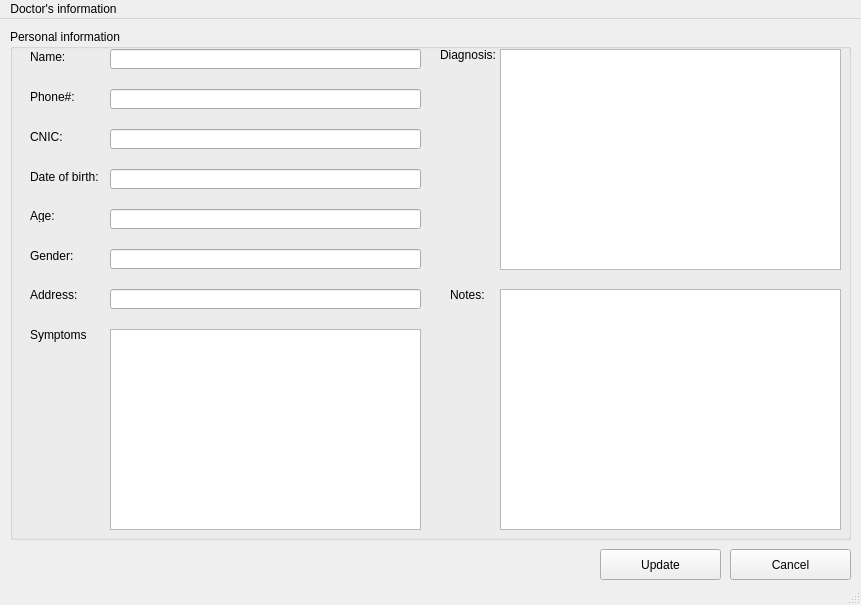
Qt form Screens/Doctor UpdateAppointment.ui (RaahimHash/DBMS-Project-UHU-Clinic) before a commit.
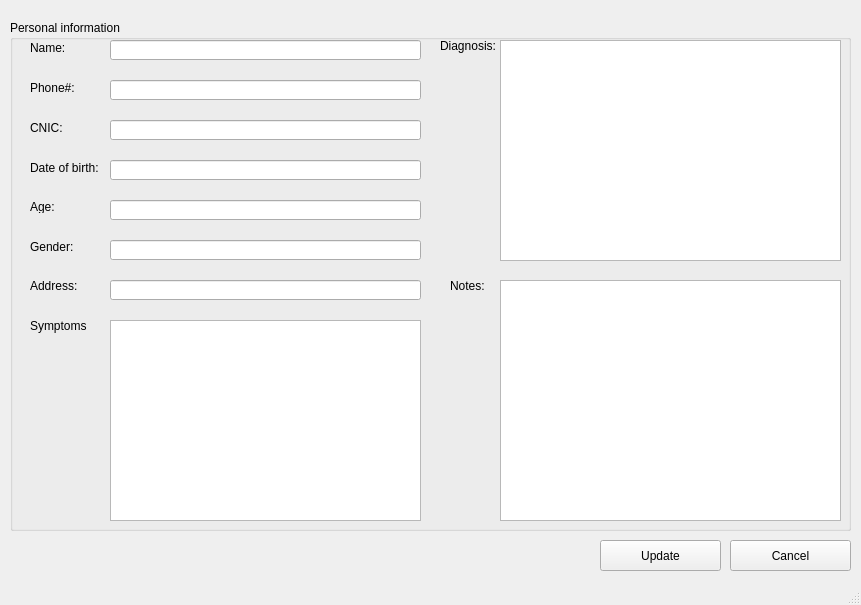
The same form after that commit.

What changed in the file:
```diff
--- a/Screens/Doctor UpdateAppointment.ui
+++ b/Screens/Doctor UpdateAppointment.ui
@@ -18,7 +18,7 @@
     <property name="geometry">
      <rect>
       <x>10</x>
-      <y>10</y>
+      <y>20</y>
       <width>841</width>
       <height>511</height>
      </rect>
@@ -282,7 +282,7 @@
     <property name="geometry">
      <rect>
       <x>730</x>
-      <y>530</y>
+      <y>540</y>
       <width>121</width>
       <height>31</height>
      </rect>
@@ -295,7 +295,7 @@
     <property name="geometry">
      <rect>
       <x>600</x>
-      <y>530</y>
+      <y>540</y>
       <width>121</width>
       <height>31</height>
      </rect>
@@ -305,22 +305,6 @@
     </property>
    </widget>
   </widget>
-  <widget class="QMenuBar" name="menubar">
-   <property name="geometry">
-    <rect>
-     <x>0</x>
-     <y>0</y>
-     <width>861</width>
-     <height>21</height>
-    </rect>
-   </property>
-   <widget class="QMenu" name="menuScreen7">
-    <property name="title">
-     <string>Doctor's information</string>
-    </property>
-   </widget>
-   <addaction name="menuScreen7"/>
-  </widget>
   <widget class="QStatusBar" name="statusbar"/>
  </widget>
  <resources/>
```
Left out of the diff: 3 changed lines with no effect on the pictures.
